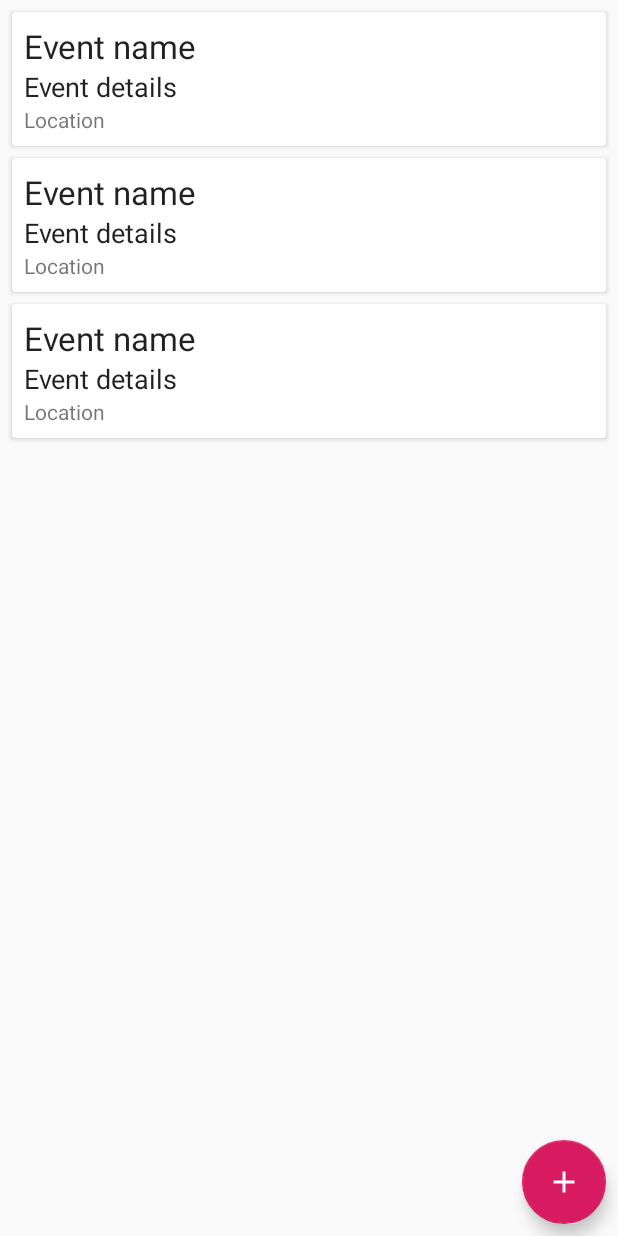
After one commit to nixtaxe/TasksCalendar, an Android app: the layout events_layout.xml on its own in the app's theme, with its tools: preview values and no code run, on a phone screen of 412 x 824 dp. The commit adds this screen. Run offline under Robolectric (Android 15) with nearby library versions, the phone set to English and light mode, and no system bars.

Commit message:
Added events page with events adding

```diff
--- a/app/src/main/AndroidManifest.xml
+++ b/app/src/main/AndroidManifest.xml
@@ -19,6 +19,10 @@
 
         <activity android:name=".AddEditTaskActivity"
             android:parentActivityName=".CalendarActivity"/>
+        <activity android:name=".EventsActivity"
+            android:parentActivityName=".CalendarActivity"/>
+        <activity android:name=".AddEditEventActivity"
+            android:parentActivityName=".EventsActivity"/>
         <activity android:name=".CalendarActivity"
             android:launchMode="singleTop">
             <intent-filter>
--- a/app/src/main/java/zabortceva/taskscalendar/repository/CalendarRepository.java
+++ b/app/src/main/java/zabortceva/taskscalendar/repository/CalendarRepository.java
@@ -10,6 +10,7 @@ import androidx.lifecycle.MutableLiveData;
 
 import zabortceva.taskscalendar.localdata.Event;
 import zabortceva.taskscalendar.localdata.Task;
+import zabortceva.taskscalendar.serverdata.Events;
 
 public interface CalendarRepository {
     public void insertTask(Task task);
@@ -25,4 +26,6 @@ public interface CalendarRepository {
     public LiveData<List<CalendarDay>> getAllBusyDays();
 
     public LiveData<List<Event>> getAllEvents();
+
+    public LiveData<Events> insertEvent(Event event);
 }
--- a/app/src/main/java/zabortceva/taskscalendar/view/EventViewModel.java
+++ b/app/src/main/java/zabortceva/taskscalendar/view/EventViewModel.java
@@ -14,6 +14,7 @@ import java.util.List;
 import zabortceva.taskscalendar.localdata.Event;
 import zabortceva.taskscalendar.repository.CalendarRepository;
 import zabortceva.taskscalendar.repository.WebCalendarRepository;
+import zabortceva.taskscalendar.serverdata.Events;
 
 public class EventViewModel extends AndroidViewModel {
     private CalendarRepository repository;
@@ -31,4 +32,7 @@ public class EventViewModel extends AndroidViewModel {
     public LiveData<List<Event>> getAllEvents() {
         return allEvents;
     }
+    public LiveData<Events> insert(Event event) {
+        return repository.insertEvent(event);
+    }
 }
--- /dev/null
+++ b/app/src/main/res/layout/event_item.xml
@@ -0,0 +1,50 @@
+<?xml version="1.0" encoding="utf-8"?>
+<androidx.cardview.widget.CardView xmlns:android="http://schemas.android.com/apk/res/android"
+    xmlns:app="http://schemas.android.com/apk/res-auto"
+    xmlns:tools="http://schemas.android.com/tools"
+    android:layout_width="match_parent"
+    android:layout_height="wrap_content"
+    android:layout_marginStart="8dp"
+    android:layout_marginLeft="8dp"
+    android:layout_marginEnd="8dp"
+    android:layout_marginRight="8dp"
+    android:layout_marginTop="8dp"
+    >
+
+    <RelativeLayout
+        android:layout_width="wrap_content"
+        android:layout_height="wrap_content"
+        android:padding="8dp">
+
+    <TextView
+        android:id="@+id/event_item_name"
+        android:text="Event name"
+        android:layout_width="wrap_content"
+        android:layout_height="wrap_content"
+        android:layout_alignParentLeft="true"
+        android:layout_alignParentStart="true"
+        android:textAppearance="@style/Base.TextAppearance.AppCompat.Large"/>
+
+    <TextView
+        android:id="@+id/event_item_details"
+        android:text="Event details"
+        android:layout_width="wrap_content"
+        android:layout_height="wrap_content"
+        android:ellipsize="end"
+        android:maxLines="1"
+        style="@style/Base.TextAppearance.AppCompat.Large"
+        android:textSize="18sp"
+        android:layout_below="@id/event_item_name"/>
+
+    <TextView
+        android:id="@+id/event_item_location"
+        android:text="Location"
+        android:layout_width="wrap_content"
+        android:layout_height="wrap_content"
+        android:ellipsize="end"
+        android:maxLines="2"
+        android:layout_below="@id/event_item_details"/>
+
+    </RelativeLayout>
+
+</androidx.cardview.widget.CardView>
--- /dev/null
+++ b/app/src/main/res/layout/events_layout.xml
@@ -0,0 +1,26 @@
+<?xml version="1.0" encoding="utf-8"?>
+<RelativeLayout
+    xmlns:android="http://schemas.android.com/apk/res/android"
+    xmlns:app="http://schemas.android.com/apk/res-auto"
+    xmlns:tools="http://schemas.android.com/tools"
+    android:layout_width="match_parent"
+    android:layout_height="match_parent"
+    >
+
+    <androidx.recyclerview.widget.RecyclerView
+        android:id="@+id/eventsView"
+        android:layout_width="match_parent"
+        android:layout_height="match_parent"
+        tools:listitem="@layout/event_item"/>
+
+    <com.google.android.material.floatingactionbutton.FloatingActionButton
+        android:id="@+id/add_event_button"
+        android:layout_width="wrap_content"
+        android:layout_height="wrap_content"
+        android:src="@drawable/ic_add"
+        android:layout_alignParentBottom="true"
+        android:layout_alignParentEnd="true"
+        android:layout_alignParentRight="true"
+        android:layout_margin="8dp"/>
+
+</RelativeLayout>
```
Also changed, not shown: app/src/main/java/zabortceva/taskscalendar/AddEditEventActivity.java (added, +68 -0 lines), app/src/main/java/zabortceva/taskscalendar/CalendarActivity.java (+12 -0 lines), app/src/main/java/zabortceva/taskscalendar/EventsActivity.java (added, +119 -0 lines), app/src/main/java/zabortceva/taskscalendar/repository/WebCalendarRepository.java (+23 -0 lines), app/src/main/java/zabortceva/taskscalendar/requests/EventsApi.java (+11 -0 lines), app/src/main/java/zabortceva/taskscalendar/view/EventsAdapter.java (added, +92 -0 lines), app/src/main/res/layout/activity_add_event.xml (added, +52 -0 lines).
